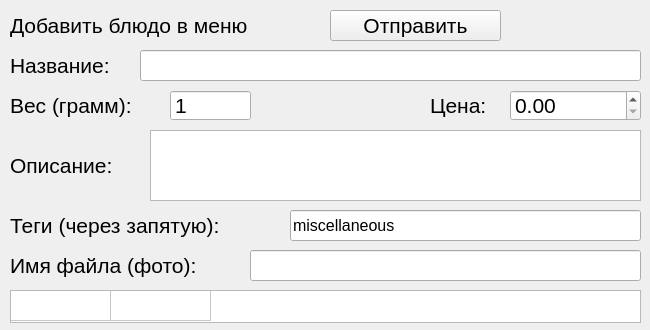
Before: the Qt Designer form dishadderwidget.ui in Omn1/TUIadmin, drawn with Qt 5.
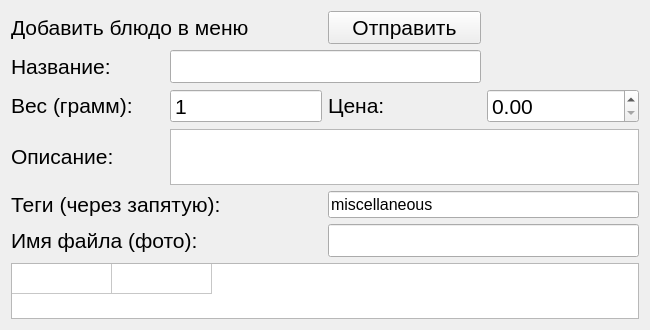
After: the same form once the commit is applied.

```diff
--- a/dishadderwidget.ui
+++ b/dishadderwidget.ui
@@ -11,7 +11,7 @@
    </rect>
   </property>
   <property name="sizePolicy">
-   <sizepolicy hsizetype="Minimum" vsizetype="Minimum">
+   <sizepolicy hsizetype="Expanding" vsizetype="Expanding">
     <horstretch>0</horstretch>
     <verstretch>0</verstretch>
    </sizepolicy>
@@ -22,92 +22,89 @@
     <height>330</height>
    </size>
   </property>
-  <property name="maximumSize">
-   <size>
-    <width>650</width>
-    <height>330</height>
-   </size>
-  </property>
   <property name="windowTitle">
    <string>Добавить блюдо в меню</string>
   </property>
-  <widget class="QLineEdit" name="nameLabel">
-   <property name="geometry">
-    <rect>
-     <x>140</x>
-     <y>50</y>
-     <width>501</width>
-     <height>31</height>
-    </rect>
-   </property>
-   <property name="font">
-    <font>
-     <pointsize>16</pointsize>
-    </font>
-   </property>
-  </widget>
+  <layout class="QGridLayout" name="gridLayout">
+   <item row="0" column="0" colspan="2">
   <widget class="QLabel" name="label">
-   <property name="geometry">
-    <rect>
-     <x>10</x>
-     <y>10</y>
-     <width>301</width>
-     <height>31</height>
-    </rect>
+     <property name="sizePolicy">
+      <sizepolicy hsizetype="Expanding" vsizetype="Fixed">
+       <horstretch>0</horstretch>
+       <verstretch>0</verstretch>
+      </sizepolicy>
    </property>
    <property name="text">
     <string>&lt;html&gt;&lt;head/&gt;&lt;body&gt;&lt;p&gt;&lt;span style=&quot; font-size:16pt;&quot;&gt;Добавить блюдо в меню&lt;/span&gt;&lt;/p&gt;&lt;/body&gt;&lt;/html&gt;</string>
    </property>
   </widget>
-  <widget class="QLabel" name="label_2">
-   <property name="geometry">
-    <rect>
-     <x>10</x>
-     <y>250</y>
-     <width>231</width>
-     <height>31</height>
-    </rect>
-   </property>
+   </item>
+   <item row="0" column="2">
+    <widget class="QPushButton" name="sendButton">
+     <property name="sizePolicy">
+      <sizepolicy hsizetype="Expanding" vsizetype="Fixed">
+       <horstretch>0</horstretch>
+       <verstretch>0</verstretch>
+      </sizepolicy>
+     </property>
+     <property name="font">
+      <font>
+       <pointsize>16</pointsize>
+      </font>
+     </property>
    <property name="text">
-    <string>&lt;html&gt;&lt;head/&gt;&lt;body&gt;&lt;p&gt;&lt;span style=&quot; font-size:16pt;&quot;&gt;Имя файла (фото):&lt;/span&gt;&lt;/p&gt;&lt;/body&gt;&lt;/html&gt;</string>
-   </property>
-  </widget>
-  <widget class="QLineEdit" name="photoEdit">
-   <property name="geometry">
-    <rect>
-     <x>250</x>
-     <y>250</y>
-     <width>391</width>
-     <height>31</height>
-    </rect>
-   </property>
+      <string>Отправить</string>
+     </property>
+    </widget>
+   </item>
+   <item row="1" column="0">
+    <widget class="QLabel" name="label_7">
+     <property name="sizePolicy">
+      <sizepolicy hsizetype="Expanding" vsizetype="Fixed">
+       <horstretch>0</horstretch>
+       <verstretch>0</verstretch>
+      </sizepolicy>
+     </property>
+     <property name="text">
+      <string>&lt;html&gt;&lt;head/&gt;&lt;body&gt;&lt;p&gt;&lt;span style=&quot; font-size:16pt;&quot;&gt;Название:&lt;/span&gt;&lt;/p&gt;&lt;/body&gt;&lt;/html&gt;</string>
+     </property>
+    </widget>
+   </item>
+   <item row="1" column="1" colspan="2">
+    <widget class="QLineEdit" name="nameLabel">
+     <property name="sizePolicy">
+      <sizepolicy hsizetype="Expanding" vsizetype="Fixed">
+       <horstretch>0</horstretch>
+       <verstretch>0</verstretch>
+      </sizepolicy>
+     </property>
    <property name="font">
     <font>
      <pointsize>16</pointsize>
     </font>
    </property>
   </widget>
+   </item>
+   <item row="2" column="0">
   <widget class="QLabel" name="label_3">
-   <property name="geometry">
-    <rect>
-     <x>10</x>
-     <y>90</y>
-     <width>151</width>
-     <height>31</height>
-    </rect>
+     <property name="sizePolicy">
+      <sizepolicy hsizetype="Expanding" vsizetype="Fixed">
+       <horstretch>0</horstretch>
+       <verstretch>0</verstretch>
+      </sizepolicy>
    </property>
    <property name="text">
     <string>&lt;html&gt;&lt;head/&gt;&lt;body&gt;&lt;p&gt;&lt;span style=&quot; font-size:16pt;&quot;&gt;Вес (грамм):&lt;/span&gt;&lt;/p&gt;&lt;/body&gt;&lt;/html&gt;</string>
    </property>
   </widget>
+   </item>
+   <item row="2" column="1">
   <widget class="QSpinBox" name="massSpinBox">
-   <property name="geometry">
-    <rect>
-     <x>170</x>
-     <y>90</y>
-     <width>81</width>
-     <height>31</height>
-    </rect>
+     <property name="sizePolicy">
+      <sizepolicy hsizetype="Expanding" vsizetype="Fixed">
+       <horstretch>0</horstretch>
+       <verstretch>0</verstretch>
+      </sizepolicy>
    </property>
    <property name="font">
     <font>
@@ -124,27 +121,27 @@
     <number>99999</number>
    </property>
   </widget>
+   </item>
+   <item row="2" column="2">
   <widget class="QLabel" name="label_4">
-   <property name="geometry">
-    <rect>
-     <x>430</x>
-     <y>90</y>
-     <width>71</width>
-     <height>31</height>
-    </rect>
+     <property name="sizePolicy">
+      <sizepolicy hsizetype="Expanding" vsizetype="Fixed">
+       <horstretch>0</horstretch>
+       <verstretch>0</verstretch>
+      </sizepolicy>
    </property>
    <property name="text">
     <string>&lt;html&gt;&lt;head/&gt;&lt;body&gt;&lt;p&gt;&lt;span style=&quot; font-size:16pt;&quot;&gt;Цена:&lt;/span&gt;&lt;/p&gt;&lt;/body&gt;&lt;/html&gt;</string>
    </property>
   </widget>
+   </item>
+   <item row="2" column="3">
   <widget class="QDoubleSpinBox" name="priceSpinBox">
-   <property name="geometry">
-    <rect>
-     <x>510</x>
-     <y>90</y>
-     <width>131</width>
-     <height>31</height>
-    </rect>
+     <property name="sizePolicy">
+      <sizepolicy hsizetype="Expanding" vsizetype="Fixed">
+       <horstretch>0</horstretch>
+       <verstretch>0</verstretch>
+      </sizepolicy>
    </property>
    <property name="font">
     <font>
@@ -158,55 +155,55 @@
     <double>9999.989999999999782</double>
    </property>
   </widget>
-  <widget class="QTextEdit" name="descriptionEdit">
-   <property name="geometry">
-    <rect>
-     <x>150</x>
-     <y>130</y>
-     <width>491</width>
-     <height>71</height>
-    </rect>
-   </property>
-   <property name="font">
-    <font>
-     <pointsize>12</pointsize>
-    </font>
-   </property>
-  </widget>
+   </item>
+   <item row="3" column="0">
   <widget class="QLabel" name="label_5">
-   <property name="geometry">
-    <rect>
-     <x>10</x>
-     <y>150</y>
-     <width>131</width>
-     <height>31</height>
-    </rect>
+     <property name="sizePolicy">
+      <sizepolicy hsizetype="Expanding" vsizetype="Fixed">
+       <horstretch>0</horstretch>
+       <verstretch>0</verstretch>
+      </sizepolicy>
    </property>
    <property name="text">
     <string>&lt;html&gt;&lt;head/&gt;&lt;body&gt;&lt;p&gt;&lt;span style=&quot; font-size:16pt;&quot;&gt;Описание:&lt;/span&gt;&lt;/p&gt;&lt;/body&gt;&lt;/html&gt;</string>
    </property>
   </widget>
+   </item>
+   <item row="3" column="1" colspan="3">
+    <widget class="QTextEdit" name="descriptionEdit">
+     <property name="sizePolicy">
+      <sizepolicy hsizetype="Expanding" vsizetype="Fixed">
+       <horstretch>0</horstretch>
+       <verstretch>0</verstretch>
+      </sizepolicy>
+     </property>
+     <property name="font">
+      <font>
+       <pointsize>12</pointsize>
+      </font>
+     </property>
+    </widget>
+   </item>
+   <item row="4" column="0" colspan="2">
   <widget class="QLabel" name="label_6">
-   <property name="geometry">
-    <rect>
-     <x>10</x>
-     <y>210</y>
-     <width>271</width>
-     <height>31</height>
-    </rect>
+     <property name="sizePolicy">
+      <sizepolicy hsizetype="Expanding" vsizetype="Fixed">
+       <horstretch>0</horstretch>
+       <verstretch>0</verstretch>
+      </sizepolicy>
    </property>
    <property name="text">
     <string>&lt;html&gt;&lt;head/&gt;&lt;body&gt;&lt;p&gt;&lt;span style=&quot; font-size:16pt;&quot;&gt;Теги (через запятую):&lt;/span&gt;&lt;/p&gt;&lt;/body&gt;&lt;/html&gt;</string>
    </property>
   </widget>
+   </item>
+   <item row="4" column="2" colspan="2">
   <widget class="QLineEdit" name="tagsEdit">
-   <property name="geometry">
-    <rect>
-     <x>290</x>
-     <y>210</y>
-     <width>351</width>
-     <height>31</height>
-    </rect>
+     <property name="sizePolicy">
+      <sizepolicy hsizetype="Expanding" vsizetype="Fixed">
+       <horstretch>0</horstretch>
+       <verstretch>0</verstretch>
+      </sizepolicy>
    </property>
    <property name="font">
     <font>
@@ -217,45 +214,42 @@
     <string>miscellaneous</string>
    </property>
   </widget>
-  <widget class="QPushButton" name="sendButton">
-   <property name="geometry">
-    <rect>
-     <x>330</x>
-     <y>10</y>
-     <width>171</width>
-     <height>31</height>
-    </rect>
+   </item>
+   <item row="5" column="0" colspan="2">
+    <widget class="QLabel" name="label_2">
+     <property name="sizePolicy">
+      <sizepolicy hsizetype="Expanding" vsizetype="Fixed">
+       <horstretch>0</horstretch>
+       <verstretch>0</verstretch>
+      </sizepolicy>
+     </property>
+     <property name="text">
+      <string>&lt;html&gt;&lt;head/&gt;&lt;body&gt;&lt;p&gt;&lt;span style=&quot; font-size:16pt;&quot;&gt;Имя файла (фото):&lt;/span&gt;&lt;/p&gt;&lt;/body&gt;&lt;/html&gt;</string>
+     </property>
+    </widget>
+   </item>
+   <item row="5" column="2" colspan="2">
+    <widget class="QLineEdit" name="photoEdit">
+     <property name="sizePolicy">
+      <sizepolicy hsizetype="Expanding" vsizetype="Fixed">
+       <horstretch>0</horstretch>
+       <verstretch>0</verstretch>
+      </sizepolicy>
    </property>
    <property name="font">
     <font>
      <pointsize>16</pointsize>
     </font>
    </property>
-   <property name="text">
-    <string>Отправить</string>
-   </property>
-  </widget>
-  <widget class="QLabel" name="label_7">
-   <property name="geometry">
-    <rect>
-     <x>10</x>
-     <y>50</y>
-     <width>121</width>
-     <height>31</height>
-    </rect>
-   </property>
-   <property name="text">
-    <string>&lt;html&gt;&lt;head/&gt;&lt;body&gt;&lt;p&gt;&lt;span style=&quot; font-size:16pt;&quot;&gt;Название:&lt;/span&gt;&lt;/p&gt;&lt;/body&gt;&lt;/html&gt;</string>
-   </property>
-  </widget>
+    </widget>
+   </item>
+   <item row="6" column="0" colspan="4">
   <widget class="QTableWidget" name="tableWidget">
-   <property name="geometry">
-    <rect>
-     <x>10</x>
-     <y>290</y>
-     <width>631</width>
-     <height>33</height>
-    </rect>
+     <property name="sizePolicy">
+      <sizepolicy hsizetype="Expanding" vsizetype="Expanding">
+       <horstretch>0</horstretch>
+       <verstretch>0</verstretch>
+      </sizepolicy>
    </property>
    <property name="editTriggers">
     <set>QAbstractItemView::NoEditTriggers</set>
@@ -276,6 +270,8 @@
    <column/>
    <column/>
   </widget>
+   </item>
+  </layout>
  </widget>
  <resources/>
  <connections/>
```
Lines whose indentation alone changed are shown as unchanged.
